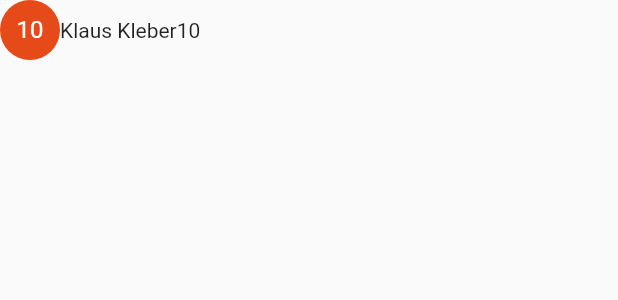
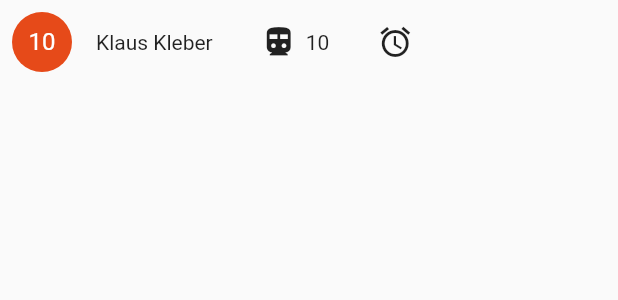
Before and after one commit to kolja-esders/mash, a Flutter app: the MediaCapture widget shown alone on an empty page, opened directly, on a phone screen of 412 x 824 dp. Shown: the top 300 px of the screen. Run offline on Flutter 3.47's test engine with Material 2 defaults, Android fonts, the phone set to English and light mode, and no system bars; missing offline and left inert: map_view; statements that could not run were skipped.

Commit message:
Media capture frame

```diff
--- a/lib/media_capture.dart
+++ b/lib/media_capture.dart
@@ -1,7 +1,5 @@
 import 'package:flutter/material.dart';
-
-
-
+import 'mash_page.dart';
 
 
 class MediaCapture extends StatefulWidget {
@@ -30,18 +28,51 @@ class _MediaCaptureState extends State<MediaCapture>{
   @override
   Widget build(BuildContext context) {
     return new Container(
+      padding: new EdgeInsets.all(8.0),
       child: new Row(
         children: <Widget>[
-          new CircleAvatar(
+          new Container(
+            child: new CircleAvatar(
+
+              child: new Text(widget.likes.toString()),
+            ),
+          ),
+          new Container(
+            margin: const EdgeInsets.only(left: 16.0),
+            child: new Text(widget.author),
+          ),
+          new Container(
+            margin: const EdgeInsets.only(left: 32.0),
+            child: new Icon(const IconData(0xe8dc, fontFamily: 'MaterialIcons')),
+          ),
+          new Container(
+            margin: const EdgeInsets.only(left: 6.0),
             child: new Text(widget.likes.toString()),
           ),
-          new Text(widget.author),
-          new Text(widget.likes.toString()),
+
+          new Container(
+            margin: const EdgeInsets.only(left: 32.0),
+            child: new Icon(const IconData(0xe039, fontFamily: 'MaterialIcons')),
 
 
-        ]
+            ),
+
+
+          /* new Container(
+            margin: const EdgeInsets.only(left: 6.0),
+            child: new IconButton(
+              icon: new Icon(const IconData(0xe039, fontFamily: 'MaterialIcons')),
+              onPressed: () => Navigator.push(context, new MaterialPageRoute(
+                builder: (_) => new MashPage(),
+              ),
+              ),
+            ),
+          ),
+          */
+    ]
       )
     );
+
         }
  /*
       )
```
